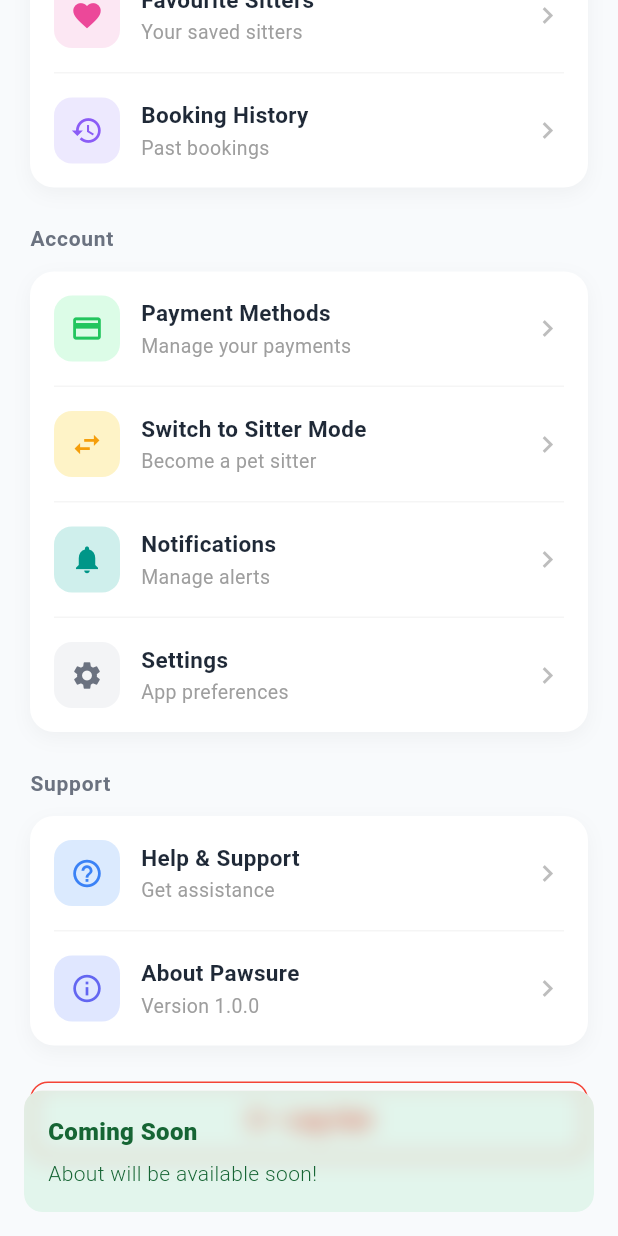
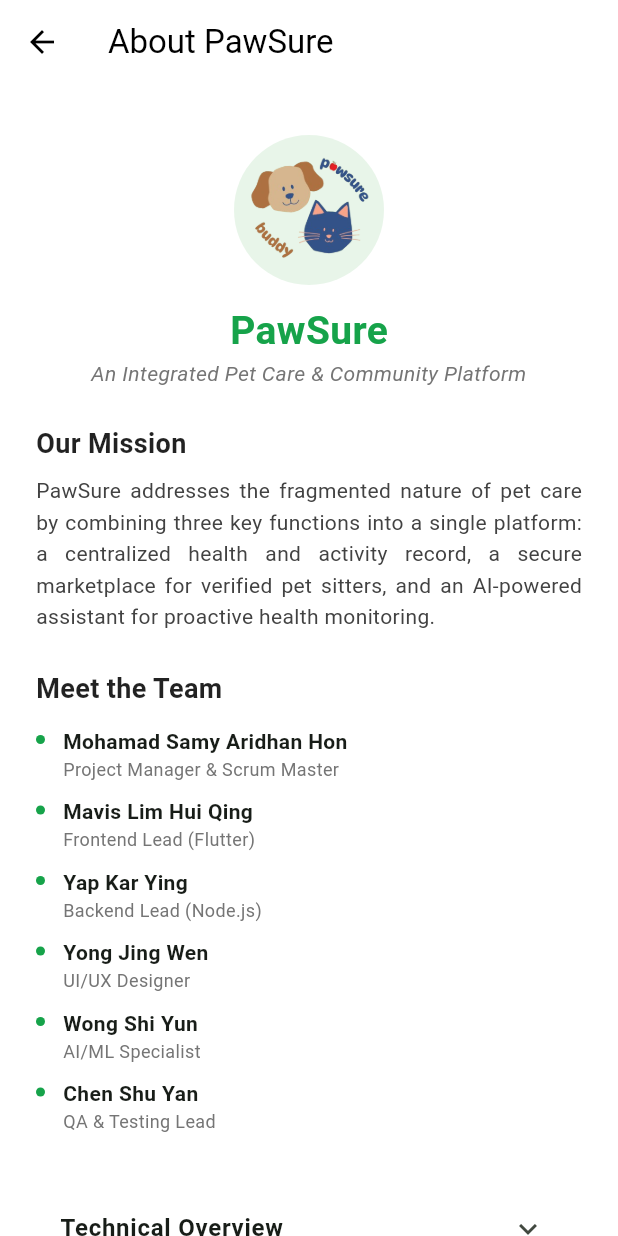
Before and after one commit to apple-6/Pawsure-Repo, a Flutter app: the ProfileScreen screen opened directly, scrolled down 424 dp, after a tap on "About Pawsure", on a phone screen of 412 x 824 dp. Run offline on Flutter 3.47's test engine with Material 3 defaults, Android fonts, the phone set to English and light mode, and no system bars; our stand-ins replace carousel_slider, file_picker, geolocator, get, google_maps_flutter, image_picker and 6 more; accounts and stored records are empty; network calls fail.

Commit message:
add about screen

```diff
--- /dev/null
+++ b/pawsure_app/lib/screens/profile/about_screen.dart
@@ -0,0 +1,187 @@
+import 'package:flutter/material.dart';
+import 'package:url_launcher/url_launcher.dart';
+import 'package:get/get.dart';
+
+class AboutScreen extends StatelessWidget {
+  const AboutScreen({super.key});
+
+  @override
+  Widget build(BuildContext context) {
+    return Scaffold(
+      backgroundColor: Colors.white,
+      appBar: AppBar(
+        title: const Text('About PawSure', style: TextStyle(color: Colors.black)),
+        backgroundColor: Colors.white,
+        elevation: 0,
+        leading: const BackButton(color: Colors.black),
+      ),
+      body: SingleChildScrollView(
+        padding: const EdgeInsets.all(24.0),
+        child: Column(
+          crossAxisAlignment: CrossAxisAlignment.center,
+          children: [
+            const SizedBox(height: 10),
+
+            // 1. App Logo
+            Container(
+              width: 100,
+              height: 100,
+              decoration: BoxDecoration(
+                color: Colors.green[50],
+                shape: BoxShape.circle,
+              ),
+              // ClipOval cuts off everything outside the circle
+              child: ClipOval(
+                child: Transform.scale(
+                    scale: 1.5, // ✂️ ZOOM LEVEL: 1.0 is normal. 1.5 zooms in 50% (cropping edges).
+                    child: Image.asset(
+                    'assets/images/pawsureLogoBgRM.png',
+                    fit: BoxFit.contain,
+                    ),
+                ),
+              ),
+            ),
+            const SizedBox(height: 12),
+
+            // 2. App Name & Tagline
+            const Text(
+              'PawSure',
+              style: TextStyle(fontSize: 26, fontWeight: FontWeight.bold, color: Color(0xFF16A34A)),
+            ),
+            Text(
+              'An Integrated Pet Care & Community Platform',
+              textAlign: TextAlign.center,
+              style: TextStyle(fontSize: 14, color: Colors.grey[600], fontStyle: FontStyle.italic),
+            ),
+            const SizedBox(height: 24),
+
+            // 3. Executive Summary
+            _buildSectionTitle('Our Mission'),
+            const SizedBox(height: 8),
+            Text(
+              'PawSure addresses the fragmented nature of pet care by combining three key functions into a single platform: a centralized health and activity record, a secure marketplace for verified pet sitters, and an AI-powered assistant for proactive health monitoring.',
+              textAlign: TextAlign.justify,
+              style: TextStyle(fontSize: 14, color: Colors.grey[800], height: 1.5),
+            ),
+            const SizedBox(height: 24),
+
+            // 4. Meet the Team (Based on your Proposal)
+            _buildSectionTitle('Meet the Team'),
+            const SizedBox(height: 12),
+            _buildTeamMember('Mohamad Samy Aridhan Hon', 'Project Manager & Scrum Master'),
+            _buildTeamMember('Mavis Lim Hui Qing', 'Frontend Lead (Flutter)'),
+            _buildTeamMember('Yap Kar Ying', 'Backend Lead (Node.js)'),
+            _buildTeamMember('Yong Jing Wen', 'UI/UX Designer'),
+            _buildTeamMember('Wong Shi Yun', 'AI/ML Specialist'),
+            _buildTeamMember('Chen Shu Yan', 'QA & Testing Lead'),
+
+            const SizedBox(height: 24),
+
+            // 5. Technical Approach (Collapsible)
+            ExpansionTile(
+              title: const Text('Technical Overview', style: TextStyle(fontWeight: FontWeight.w600)),
+              children: [
+                Padding(
+                  padding: const EdgeInsets.fromLTRB(16, 0, 16, 16),
+                  child: Column(
+                    crossAxisAlignment: CrossAxisAlignment.start,
+                    children: [
+                      _buildTechItem('Frontend', 'Flutter (Cross-platform)'),
+                      _buildTechItem('Backend', 'Node.js (NestJS)'),
+                      _buildTechItem('Database', 'PostgreSQL'),
+                      _buildTechItem('AI Features', 'Image processing for health checks'),
+                    ],
+                  ),
+                ),
+              ],
+            ),
+
+            const SizedBox(height: 24),
+
+            // 6. University / Faculty Credit
+            Container(
+              width: double.infinity,
+              padding: const EdgeInsets.all(16),
+              decoration: BoxDecoration(
+                color: Colors.grey[50],
+                borderRadius: BorderRadius.circular(12),
+                border: Border.all(color: Colors.grey.shade200),
+              ),
+              child: Column(
+                children: [
+                  const Text('Project Developed for', style: TextStyle(fontSize: 12, color: Colors.grey)),
+                  const SizedBox(height: 4),
+                  const Text(
+                    'Faculty of Computing, UTM',
+                    style: TextStyle(fontWeight: FontWeight.bold, fontSize: 16),
+                  ),
+                ],
+              ),
+            ),
+
+            const SizedBox(height: 30),
+
+            // 7. Footer
+            Text(
+              '© 2026 PawSure Team. All rights reserved.',
+              style: TextStyle(fontSize: 12, color: Colors.grey[400]),
+            ),
+          ],
+        ),
+      ),
+    );
+  }
+
+  // --- Helper Widgets ---
+
+  Widget _buildSectionTitle(String title) {
+    return Align(
+      alignment: Alignment.centerLeft,
+      child: Text(
+        title,
+        style: const TextStyle(fontSize: 18, fontWeight: FontWeight.bold, color: Colors.black87),
+      ),
+    );
+  }
+
+  Widget _buildTeamMember(String name, String role) {
+    return Padding(
+      padding: const EdgeInsets.only(bottom: 10.0),
+      child: Row(
+        crossAxisAlignment: CrossAxisAlignment.start,
+        children: [
+          Padding(
+            padding: const EdgeInsets.only(top: 6),
+            child: Container(
+              width: 6,
+              height: 6,
+              decoration: const BoxDecoration(color: Color(0xFF16A34A), shape: BoxShape.circle),
+            ),
+          ),
+          const SizedBox(width: 12),
+          Expanded(
+            child: Column(
+              crossAxisAlignment: CrossAxisAlignment.start,
+              children: [
+                Text(name, style: const TextStyle(fontWeight: FontWeight.w600, fontSize: 14)),
+                Text(role, style: TextStyle(color: Colors.grey[600], fontSize: 12)),
+              ],
+            ),
+          ),
+        ],
+      ),
+    );
+  }
+
+  Widget _buildTechItem(String label, String value) {
+    return Padding(
+      padding: const EdgeInsets.only(bottom: 4),
+      child: Row(
+        children: [
+          Text('• $label: ', style: const TextStyle(fontWeight: FontWeight.bold, fontSize: 13)),
+          Expanded(child: Text(value, style: const TextStyle(fontSize: 13))),
+        ],
+      ),
+    );
+  }
+}
--- a/pawsure_app/lib/screens/profile/profile_screen.dart
+++ b/pawsure_app/lib/screens/profile/profile_screen.dart
@@ -9,6 +9,7 @@ import 'package:pawsure_app/controllers/pet_controller.dart';
 import 'package:pawsure_app/controllers/sitter_controller.dart';
 import 'package:pawsure_app/services/storage_service.dart';
 import 'package:pawsure_app/screens/profile/help_support_screen.dart';
+import 'package:pawsure_app/screens/profile/about_screen.dart';
 
 class ProfileScreen extends StatelessWidget {
   const ProfileScreen({super.key});
@@ -381,7 +382,7 @@ class ProfileScreen extends StatelessWidget {
                           iconColor: const Color(0xFF6366F1),
                           title: 'About Pawsure',
                           subtitle: 'Version 1.0.0',
-                          onTap: () => _showComingSoon('About'),
+                          onTap: () {Get.to(() => AboutScreen());},
                         ),
                       ],
                     ),
--- a/pawsure_app/lib/screens/sitter_setup/sitter_setting_screen.dart
+++ b/pawsure_app/lib/screens/sitter_setup/sitter_setting_screen.dart
@@ -7,6 +7,7 @@ import 'package:pawsure_app/main_navigation.dart';
 import 'package:pawsure_app/services/api_service.dart';
 import 'package:pawsure_app/controllers/sitter_controller.dart';
 import 'package:pawsure_app/screens/profile/help_support_screen.dart';
+import 'package:pawsure_app/screens/profile/about_screen.dart';
 
 // Navigation Imports
 import 'sitter_calendar.dart';
@@ -519,7 +520,7 @@ class _SitterSettingScreenState extends State<SitterSettingScreen> {
                           iconColor: Colors.grey,
                           title: "About Pawsure",
                           subtitle: "Version 1.0.0",
-                          onTap: () {},
+                          onTap: () {Get.to(() => AboutScreen());},
                         ),
                       ]),
 
```
